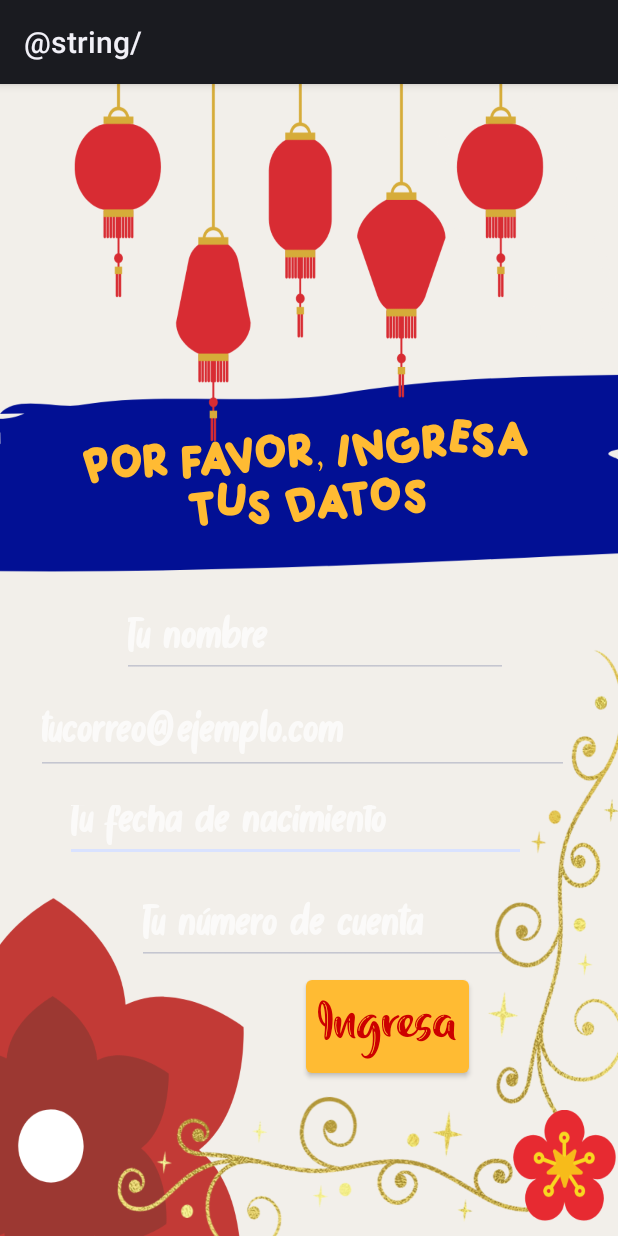
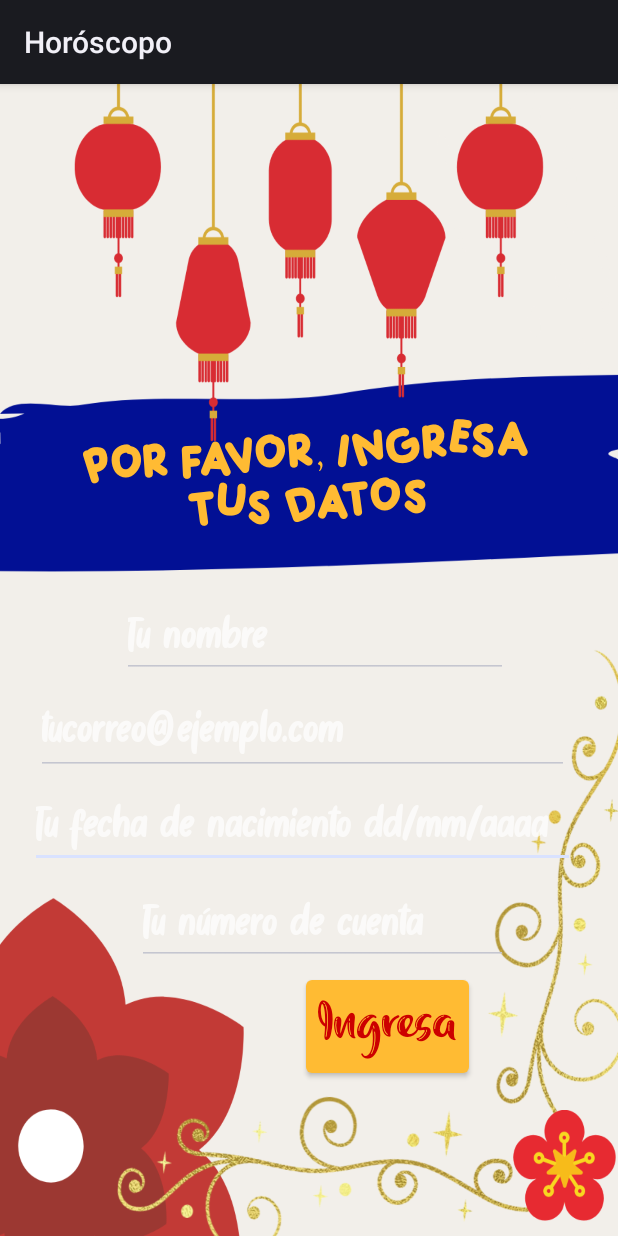
Before and after one commit to VanessaMtzMtz/PrimeraApp-Android, an Android app: the layout activity_main.xml on its own in the app's theme, with its tools: preview values and no code run, on a phone screen of 412 x 824 dp. Run offline under Robolectric (Android 15) with nearby library versions, the phone set to English and light mode, and no system bars.

Commit message:
Validaciones
Si el usuario no ingresa todo, no se puede pasar a la otra Activity

```diff
--- a/Ejercicio1/app/src/main/AndroidManifest.xml
+++ b/Ejercicio1/app/src/main/AndroidManifest.xml
@@ -5,7 +5,7 @@
     <application
         android:allowBackup="true"
         android:icon="@mipmap/ic_launcher"
-        android:label="@string/"
+        android:label="@string/app_name"
         android:roundIcon="@mipmap/ic_launcher_round"
         android:supportsRtl="true"
         android:theme="@style/Theme.Ejercicio1">
--- a/Ejercicio1/app/src/main/res/layout/activity_main.xml
+++ b/Ejercicio1/app/src/main/res/layout/activity_main.xml
@@ -26,8 +26,8 @@
 
     <EditText
         android:id="@+id/etFecha"
-        android:layout_width="307dp"
-        android:layout_height="48dp"
+        android:layout_width="363dp"
+        android:layout_height="59dp"
         android:ems="10"
         android:fontFamily="@font/cottonbutter"
         android:hint="@string/hintFecha"
--- a/Ejercicio1/app/src/main/res/values/strings.xml
+++ b/Ejercicio1/app/src/main/res/values/strings.xml
@@ -1,11 +1,11 @@
 <resources>
+    <string name="app_name">Horóscopo</string>
     <string name="titulo">Por favor, ingresa tus datos</string>
     <string name="hintName">Tu nombre</string>
     <string name="hintEmail">tucorreo@ejemplo.com</string>
-    <string name="hintFecha">Tu fecha de nacimiento</string>
+    <string name="hintFecha">Tu fecha de nacimiento dd/mm/aaaa</string>
     <string name="hintCuenta">Tu número de cuenta</string>
     <string name="txtIngresa">Ingresa</string>
     <string name="txtRegresa">Regresar</string>
     <string name="difAnim">Animal</string>
-    <string name="app_name">Horóscopo animal</string>
 </resources>
```
Also changed, not shown: Ejercicio1/app/src/main/java/com/example/ejercicio1/MainActivity.kt (+36 -1 lines), Ejercicio1/app/src/main/java/com/example/ejercicio1/MainActivity2.kt (+7 -1 lines), Ejercicio1/app/src/main/res/font/delightcandles .ttf (deleted).
